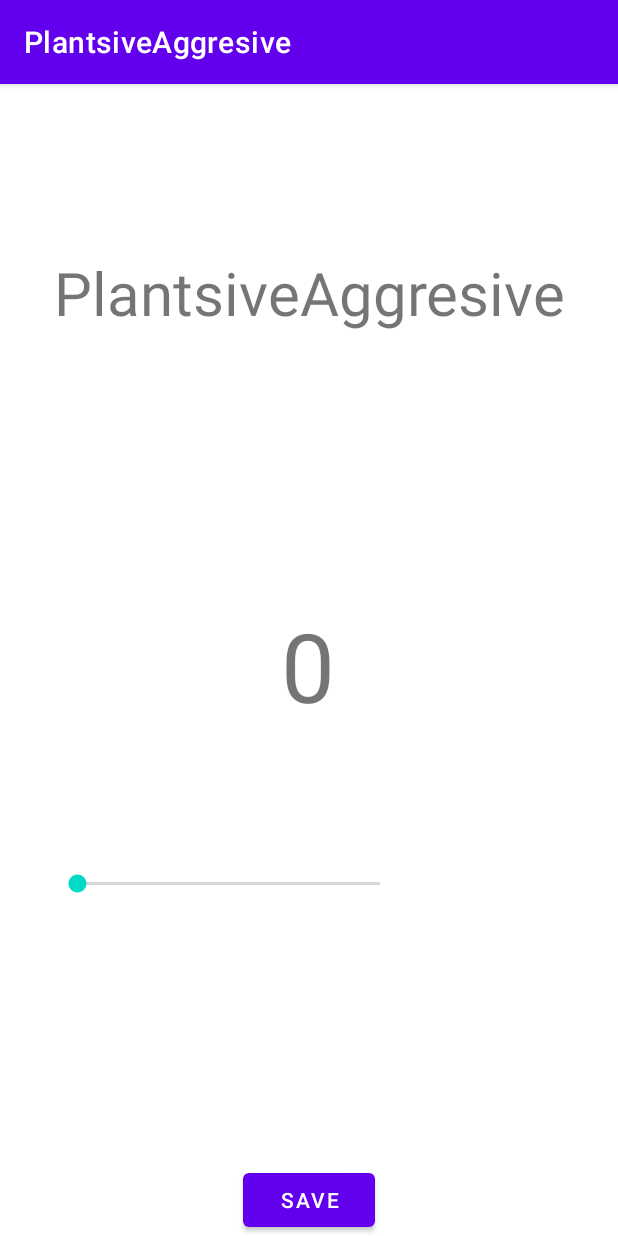
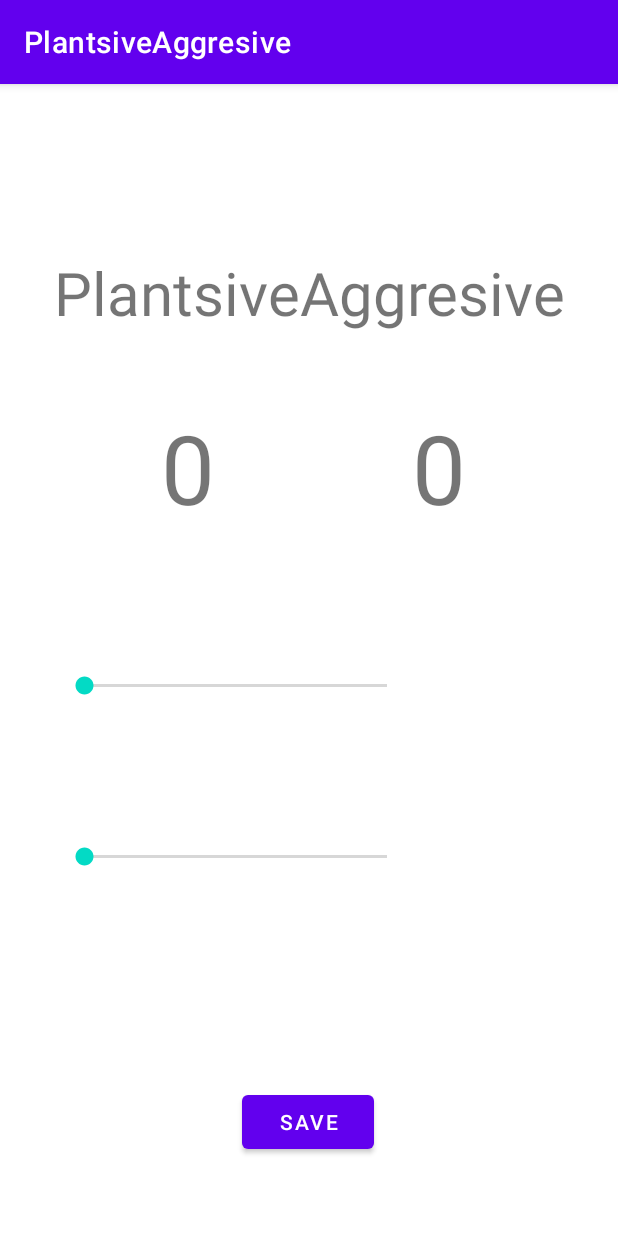
Before and after one commit to tudor-alexa99/PlantsiveAggressive, an Android app: the screen it shows after launch (MainActivity), on a phone screen of 412 x 824 dp. Run offline under Robolectric (Android 15) with nearby library versions, the phone set to English and light mode, and no system bars; our stand-ins replace Firebase (no records; nobody signed in at launch, a user with empty details on screens opened directly); 2 statements that could not run were skipped.

Commit message:
Add layout

```diff
--- a/PlantsiveAgressive/app/build.gradle
+++ b/PlantsiveAgressive/app/build.gradle
@@ -30,6 +30,9 @@ android {
     kotlinOptions {
         jvmTarget = '1.8'
     }
+    buildFeatures {
+        viewBinding true
+    }
 }
 
 dependencies {
--- a/PlantsiveAgressive/app/src/main/java/com/at/plantsiveaggresive/MainActivity.kt
+++ b/PlantsiveAgressive/app/src/main/java/com/at/plantsiveaggresive/MainActivity.kt
@@ -1,13 +1,27 @@
-    package com.at.plantsiveaggresive
+package com.at.plantsiveaggresive
 
 import androidx.appcompat.app.AppCompatActivity
 import android.os.Bundle
+import com.at.plantsiveaggresive.databinding.ActivityMainBinding
+import com.google.firebase.database.DatabaseReference
+import com.google.firebase.database.FirebaseDatabase
+import com.google.firebase.database.ktx.database
+import com.google.firebase.ktx.Firebase
 
 class MainActivity : AppCompatActivity() {
-    private lateinit var binding: ActiviMainBinding
+    private lateinit var binding: ActivityMainBinding
+    private lateinit var database: DatabaseReference
+
 
     override fun onCreate(savedInstanceState: Bundle?) {
         super.onCreate(savedInstanceState)
         setContentView(R.layout.activity_main)
+        binding = ActivityMainBinding.inflate(layoutInflater)
+
+        setContentView(binding.root)
+
+        database = Firebase.database.reference
+
+        database.child("")
     }
 }
--- a/PlantsiveAgressive/app/src/main/res/layout/activity_main.xml
+++ b/PlantsiveAgressive/app/src/main/res/layout/activity_main.xml
@@ -19,23 +19,39 @@
         app:layout_constraintStart_toStartOf="parent"
         app:layout_constraintTop_toTopOf="parent" />
 
+
     <TextView
-        android:id="@+id/tv_display_number"
+        android:id="@+id/tv_display_temp"
         android:layout_width="wrap_content"
         android:layout_height="wrap_content"
         android:text="@string/display_number"
         android:textSize="@android:dimen/notification_large_icon_height"
         app:layout_constraintBottom_toBottomOf="parent"
         app:layout_constraintEnd_toEndOf="parent"
-        app:layout_constraintHorizontal_bias="0.498"
+        app:layout_constraintHorizontal_bias="0.285"
         app:layout_constraintLeft_toLeftOf="parent"
         app:layout_constraintRight_toRightOf="parent"
         app:layout_constraintStart_toStartOf="parent"
         app:layout_constraintTop_toBottomOf="@+id/tv_title"
-        app:layout_constraintVertical_bias="0.32" />
+        app:layout_constraintVertical_bias="0.054" />
+
+    <TextView
+        android:id="@+id/tv_display_humid"
+        android:layout_width="wrap_content"
+        android:layout_height="wrap_content"
+        android:text="@string/display_number"
+        android:textSize="@android:dimen/notification_large_icon_height"
+        app:layout_constraintBottom_toBottomOf="parent"
+        app:layout_constraintEnd_toEndOf="parent"
+        app:layout_constraintHorizontal_bias="0.73"
+        app:layout_constraintLeft_toLeftOf="parent"
+        app:layout_constraintRight_toRightOf="parent"
+        app:layout_constraintStart_toStartOf="parent"
+        app:layout_constraintTop_toBottomOf="@+id/tv_title"
+        app:layout_constraintVertical_bias="0.054" />
 
     <SeekBar
-        android:id="@+id/sb_inser_threshold"
+        android:id="@+id/sb_insert_temp"
         android:layout_width="234dp"
         android:layout_height="46dp"
         android:layout_marginTop="80dp"
@@ -43,29 +59,53 @@
         android:max="100"
         android:min="0"
         app:layout_constraintBottom_toTopOf="@+id/btn_save_threshold"
-        app:layout_constraintEnd_toEndOf="parent"
+        app:layout_constraintEnd_toEndOf="@+id/sb_insert_humid"
         app:layout_constraintHorizontal_bias="0.197"
-        app:layout_constraintStart_toStartOf="parent"
-        app:layout_constraintTop_toBottomOf="@+id/tv_display_number"
+        app:layout_constraintStart_toStartOf="@+id/sb_insert_humid"
+        app:layout_constraintTop_toBottomOf="@+id/tv_display_temp"
         app:layout_constraintVertical_bias="0.0" />
 
     <TextView
-        android:id="@+id/tv_seekbar_value"
+        android:id="@+id/tv_seekbar_temp"
         android:layout_width="wrap_content"
         android:layout_height="wrap_content"
         android:text=""
-        app:layout_constraintBottom_toBottomOf="@+id/sb_inser_threshold"
+        app:layout_constraintBottom_toBottomOf="@+id/sb_insert_temp"
         app:layout_constraintEnd_toEndOf="parent"
-        app:layout_constraintStart_toEndOf="@+id/sb_inser_threshold"
-        app:layout_constraintTop_toTopOf="@+id/sb_inser_threshold" />
+        app:layout_constraintStart_toEndOf="@+id/sb_insert_temp"
+        app:layout_constraintTop_toTopOf="@+id/sb_insert_temp" />
+
+    <SeekBar
+        android:id="@+id/sb_insert_humid"
+        android:layout_width="234dp"
+        android:layout_height="46dp"
+        android:layout_marginStart="40dp"
+        android:layout_marginTop="68dp"
+        android:max="100"
+        android:min="0"
+        app:layout_constraintStart_toStartOf="parent"
+        app:layout_constraintTop_toBottomOf="@+id/sb_insert_temp" />
+
+    <TextView
+        android:id="@+id/tv_seekbar_humid"
+        android:layout_width="wrap_content"
+        android:layout_height="wrap_content"
+        android:layout_marginEnd="16dp"
+        android:text=""
+        app:layout_constraintBottom_toBottomOf="@+id/sb_insert_humid"
+        app:layout_constraintEnd_toEndOf="parent"
+        app:layout_constraintStart_toEndOf="@+id/sb_insert_humid"
+        app:layout_constraintTop_toTopOf="@+id/sb_insert_humid" />
 
     <Button
         android:id="@+id/btn_save_threshold"
         android:layout_width="wrap_content"
         android:layout_height="wrap_content"
+        android:layout_marginBottom="52dp"
         android:text="@string/save"
         app:layout_constraintBottom_toBottomOf="parent"
         app:layout_constraintEnd_toEndOf="parent"
+        app:layout_constraintHorizontal_bias="0.498"
         app:layout_constraintStart_toStartOf="parent" />
 
 </androidx.constraintlayout.widget.ConstraintLayout>
```
